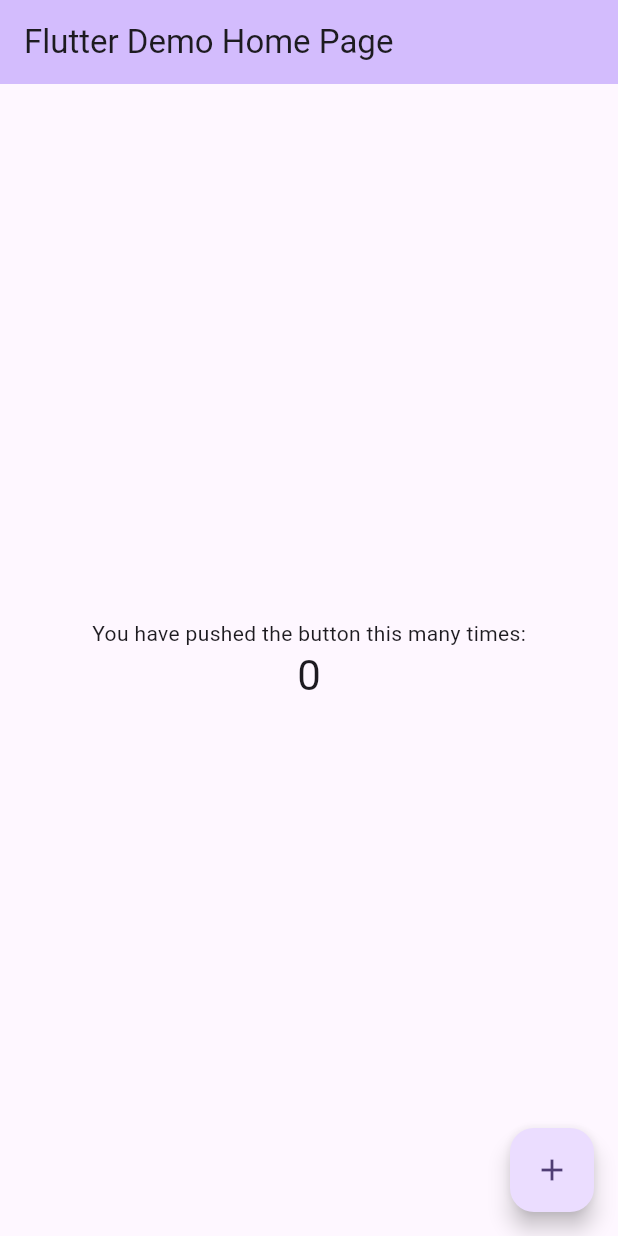
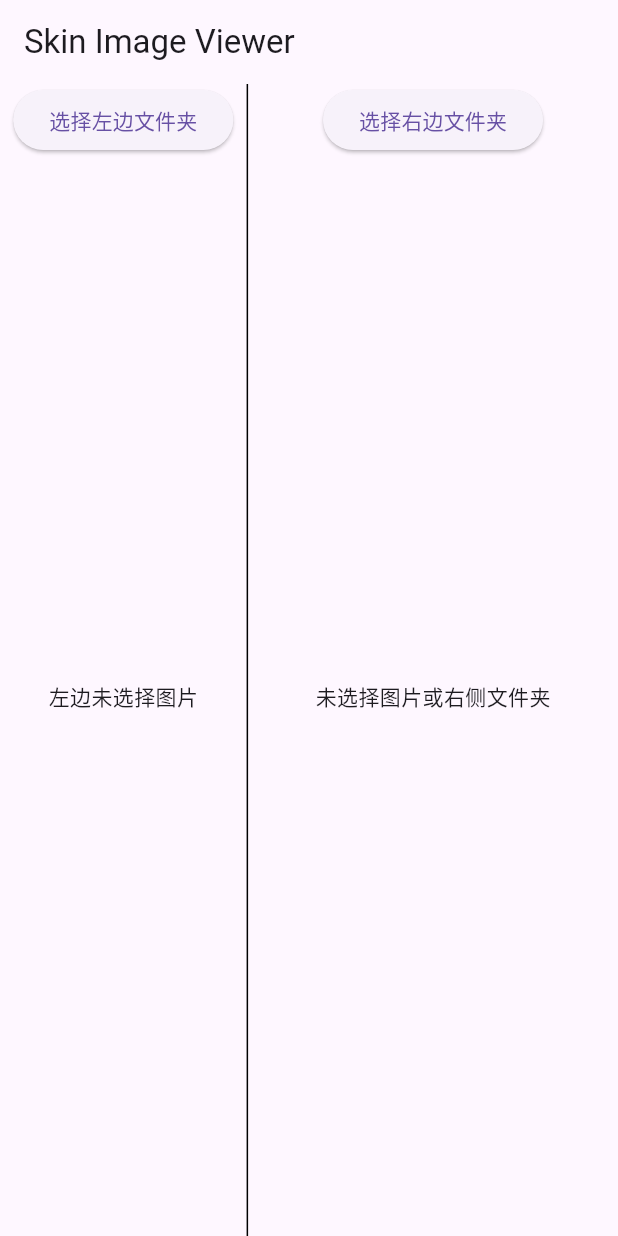
Before and after one commit to XFSeven7/SkinSwitcher, a Flutter app: the screen it shows after launch, on a phone screen of 412 x 824 dp. Run offline on Flutter 3.47's test engine with Material 3 defaults, Android fonts, the phone set to English and light mode, and no system bars; our stand-ins replace file_picker; missing offline and left inert: flutter_dropzone.

Commit message:
添加依赖和图片状态

```diff
--- a/lib/main.dart
+++ b/lib/main.dart
@@ -1,125 +1,196 @@
+import 'dart:io';
+
+import 'package:file_picker/file_picker.dart';
 import 'package:flutter/material.dart';
+import 'package:flutter_dropzone/flutter_dropzone.dart';
+import 'package:path/path.dart' as path;
 
 void main() {
-  runApp(const MyApp());
+  runApp(MyApp());
 }
 
 class MyApp extends StatelessWidget {
-  const MyApp({super.key});
-
-  // This widget is the root of your application.
   @override
   Widget build(BuildContext context) {
     return MaterialApp(
-      title: 'Flutter Demo',
-      theme: ThemeData(
-        // This is the theme of your application.
-        //
-        // TRY THIS: Try running your application with "flutter run". You'll see
-        // the application has a purple toolbar. Then, without quitting the app,
-        // try changing the seedColor in the colorScheme below to Colors.green
-        // and then invoke "hot reload" (save your changes or press the "hot
-        // reload" button in a Flutter-supported IDE, or press "r" if you used
-        // the command line to start the app).
-        //
-        // Notice that the counter didn't reset back to zero; the application
-        // state is not lost during the reload. To reset the state, use hot
-        // restart instead.
-        //
-        // This works for code too, not just values: Most code changes can be
-        // tested with just a hot reload.
-        colorScheme: ColorScheme.fromSeed(seedColor: Colors.deepPurple),
-        useMaterial3: true,
-      ),
-      home: const MyHomePage(title: 'Flutter Demo Home Page'),
+      home: SkinImageViewer(),
     );
   }
 }
 
-class MyHomePage extends StatefulWidget {
-  const MyHomePage({super.key, required this.title});
-
-  // This widget is the home page of your application. It is stateful, meaning
-  // that it has a State object (defined below) that contains fields that affect
-  // how it looks.
-
-  // This class is the configuration for the state. It holds the values (in this
-  // case the title) provided by the parent (in this case the App widget) and
-  // used by the build method of the State. Fields in a Widget subclass are
-  // always marked "final".
-
-  final String title;
-
+class SkinImageViewer extends StatefulWidget {
   @override
-  State<MyHomePage> createState() => _MyHomePageState();
+  _SkinImageViewerState createState() => _SkinImageViewerState();
 }
 
-class _MyHomePageState extends State<MyHomePage> {
-  int _counter = 0;
+class _SkinImageViewerState extends State<SkinImageViewer> {
+  List<File> leftImageFiles = [];
+  File? selectedLeftImage;
+  String? rightDirectory;
+  late DropzoneViewController controller;
 
-  void _incrementCounter() {
+  // Function to pick folder for left side and load images
+  Future<void> _pickLeftFolder() async {
+    String? selectedDirectory = await FilePicker.platform.getDirectoryPath();
+    if (selectedDirectory != null) {
+      List<FileSystemEntity> files = Directory(selectedDirectory)
+          .listSync()
+          .where((file) =>
+      file is File &&
+          (file.path.endsWith('.png') ||
+              file.path.endsWith('.jpg') ||
+              file.path.endsWith('.jpeg') ||
+              file.path.endsWith('.gif')))
+          .toList();
+      setState(() {
+        leftImageFiles = files.cast<File>();
+      });
+    }
+  }
+
+  // Function to pick folder for right side
+  Future<void> _pickRightFolder() async {
+    rightDirectory = await FilePicker.platform.getDirectoryPath();
     setState(() {
-      // This call to setState tells the Flutter framework that something has
-      // changed in this State, which causes it to rerun the build method below
-      // so that the display can reflect the updated values. If we changed
-      // _counter without calling setState(), then the build method would not be
-      // called again, and so nothing would appear to happen.
-      _counter++;
+      // Refresh the UI when right folder is picked
     });
+  }
+
+  // Function to check if a corresponding image exists on the right side
+  bool _hasCorrespondingImage(String leftImageName) {
+    if (rightDirectory == null) {
+      return false;
+    }
+    String rightImagePath = path.join(rightDirectory!, leftImageName);
+    return File(rightImagePath).existsSync();
+  }
+
+  // Function to get the widget to display on the right side
+  Widget _getRightImageWidget() {
+    if (selectedLeftImage == null || rightDirectory == null) {
+      return Center(child: Text('未选择图片或右侧文件夹'));
+    }
+
+    String rightImagePath =
+    path.join(rightDirectory!, path.basename(selectedLeftImage!.path));
+
+    if (File(rightImagePath).existsSync()) {
+      return Image.file(
+        File(rightImagePath),
+        fit: BoxFit.contain,
+      );
+    } else {
+      return Center(
+        child: Column(
+          mainAxisAlignment: MainAxisAlignment.center,
+          children: [
+            Text('暂无对应图片，拖拽文件产生对应关系'),
+            Container(
+              height: 300,
+              width: 300,
+              child: Stack(
+                children: [
+                  DropzoneView(
+                    onCreated: (DropzoneViewController ctrl) =>
+                    controller = ctrl,
+                    onDrop: (ev) async {
+                      if (ev != null && selectedLeftImage != null) {
+                        final String fileName =
+                        path.basename(selectedLeftImage!.path);
+                        final String destPath = path.join(rightDirectory!, fileName);
+                        final byteData = await controller.getFileData(ev);
+                        final file = File(destPath);
+                        await file.writeAsBytes(byteData);
+
+                        setState(() {
+                          // Refresh UI after drag-and-drop
+                        });
+                      }
+                    },
+                  ),
+                  Center(
+                    child: Text("拖拽图片到这里"),
+                  ),
+                ],
+              ),
+            )
+          ],
+        ),
+      );
+    }
   }
 
   @override
   Widget build(BuildContext context) {
-    // This method is rerun every time setState is called, for instance as done
-    // by the _incrementCounter method above.
-    //
-    // The Flutter framework has been optimized to make rerunning build methods
-    // fast, so that you can just rebuild anything that needs updating rather
-    // than having to individually change instances of widgets.
     return Scaffold(
       appBar: AppBar(
-        // TRY THIS: Try changing the color here to a specific color (to
-        // Colors.amber, perhaps?) and trigger a hot reload to see the AppBar
-        // change color while the other colors stay the same.
-        backgroundColor: Theme.of(context).colorScheme.inversePrimary,
-        // Here we take the value from the MyHomePage object that was created by
-        // the App.build method, and use it to set our appbar title.
-        title: Text(widget.title),
+        title: Text("Skin Image Viewer"),
       ),
-      body: Center(
-        // Center is a layout widget. It takes a single child and positions it
-        // in the middle of the parent.
-        child: Column(
-          // Column is also a layout widget. It takes a list of children and
-          // arranges them vertically. By default, it sizes itself to fit its
-          // children horizontally, and tries to be as tall as its parent.
-          //
-          // Column has various properties to control how it sizes itself and
-          // how it positions its children. Here we use mainAxisAlignment to
-          // center the children vertically; the main axis here is the vertical
-          // axis because Columns are vertical (the cross axis would be
-          // horizontal).
-          //
-          // TRY THIS: Invoke "debug painting" (choose the "Toggle Debug Paint"
-          // action in the IDE, or press "p" in the console), to see the
-          // wireframe for each widget.
-          mainAxisAlignment: MainAxisAlignment.center,
-          children: <Widget>[
-            const Text(
-              'You have pushed the button this many times:',
+      body: Row(
+        children: [
+          // Left side: Folder picker and image list
+          Expanded(
+            flex: 2,
+            child: Column(
+              children: [
+                ElevatedButton(
+                  onPressed: _pickLeftFolder,
+                  child: Text('选择左边文件夹'),
+                ),
+                Expanded(
+                  child: leftImageFiles.isEmpty
+                      ? Center(child: Text('左边未选择图片'))
+                      : ListView.builder(
+                    itemCount: leftImageFiles.length,
+                    itemBuilder: (context, index) {
+                      String imageName = path.basename(leftImageFiles[index].path);
+                      bool hasCorrespondingImage =
+                      _hasCorrespondingImage(imageName);
+                      return ListTile(
+                        tileColor: hasCorrespondingImage
+                            ? Colors.green.withOpacity(0.3)
+                            : Colors.red.withOpacity(0.3),
+                        leading: Image.file(
+                          leftImageFiles[index],
+                          width: 50,
+                          height: 50,
+                          fit: BoxFit.cover,
+                        ),
+                        title: Text(imageName),
+                        onTap: () {
+                          setState(() {
+                            selectedLeftImage = leftImageFiles[index];
+                          });
+                        },
+                      );
+                    },
+                  ),
+                ),
+              ],
             ),
-            Text(
-              '$_counter',
-              style: Theme.of(context).textTheme.headlineMedium,
+          ),
+          VerticalDivider(
+            color: Colors.black,
+            width: 1,
+            thickness: 1,
+          ),
+          // Right side: Folder picker and image area
+          Expanded(
+            flex: 3,
+            child: Column(
+              children: [
+                ElevatedButton(
+                  onPressed: _pickRightFolder,
+                  child: Text('选择右边文件夹'),
+                ),
+                Expanded(
+                  child: _getRightImageWidget(),
+                ),
+              ],
             ),
-          ],
-        ),
+          ),
+        ],
       ),
-      floatingActionButton: FloatingActionButton(
-        onPressed: _incrementCounter,
-        tooltip: 'Increment',
-        child: const Icon(Icons.add),
-      ), // This trailing comma makes auto-formatting nicer for build methods.
     );
   }
 }
--- a/pubspec.yaml
+++ b/pubspec.yaml
@@ -46,7 +46,9 @@ dev_dependencies:
   # package. See that file for information about deactivating specific lint
   # rules and activating additional ones.
   flutter_lints: ^4.0.0
-
+  file_picker: ^5.0.0
+  flutter_image: ^4.0.0
+  flutter_dropzone: ^2.0.5
 # For information on the generic Dart part of this file, see the
 # following page: https://dart.dev/tools/pub/pubspec
 
```
Also changed, not shown: pubspec.lock, 2 other files.
